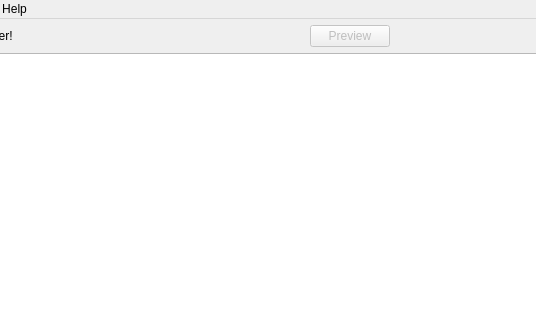
Before: the Qt Designer form AFS-Manager/Forms/MainWindow.ui in kiakiasaurio-svg/DBZBT3-AFS-manager-previews, drawn with Qt 5; both pictures show x 140 to 676 and y 0 to 320 of the 800 by 420 pixel window.
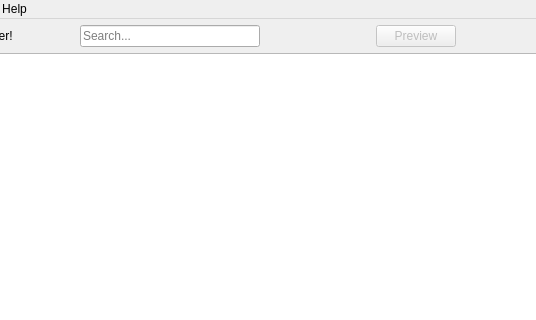
After: the same form once the commit is applied. Icons and pictures are not drawn.

Diff of the .ui file:
```diff
--- a/AFS-Manager/Forms/MainWindow.ui
+++ b/AFS-Manager/Forms/MainWindow.ui
@@ -42,6 +42,25 @@
         </property>
        </widget>
       </item>
+      <item alignment="Qt::AlignRight">
+       <widget class="QLineEdit" name="searchBox">
+        <property name="minimumSize">
+         <size>
+          <width>180</width>
+          <height>0</height>
+         </size>
+        </property>
+        <property name="toolTip">
+         <string>Search by filename</string>
+        </property>
+        <property name="placeholderText">
+         <string>Search...</string>
+        </property>
+        <property name="clearButtonEnabled">
+         <bool>true</bool>
+        </property>
+       </widget>
+      </item>
       <item alignment="Qt::AlignRight">
        <widget class="QPushButton" name="previewButton">
         <property name="enabled">
```
